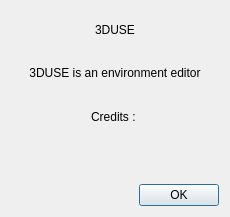
Before: the Qt Designer form ui/dialogAbout.ui in VCityTeam/3DUSE, drawn with Qt 5.
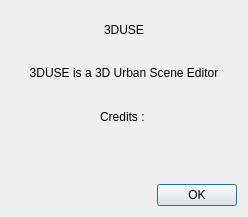
After: the same form once the commit is applied. Icons and pictures are not drawn.

Commit message: fix project name

Diff of the .ui file:
```diff
--- a/ui/dialogAbout.ui
+++ b/ui/dialogAbout.ui
@@ -6,7 +6,7 @@
    <rect>
     <x>0</x>
     <y>0</y>
-    <width>230</width>
+    <width>248</width>
     <height>217</height>
    </rect>
   </property>
@@ -27,7 +27,7 @@
    <item>
     <widget class="QLabel" name="label_3">
      <property name="text">
-      <string>3DUSE is an environment editor</string>
+      <string>3DUSE is a 3D Urban Scene Editor</string>
      </property>
      <property name="alignment">
       <set>Qt::AlignCenter</set>
```
The commit also changes 1 other file.
